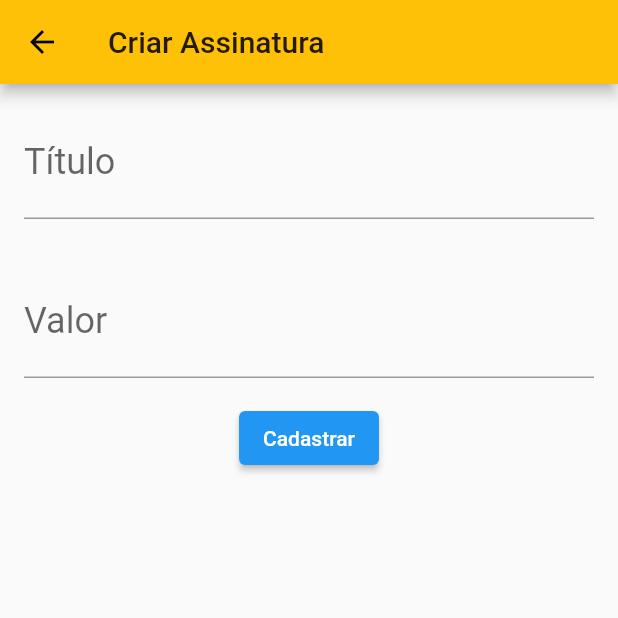
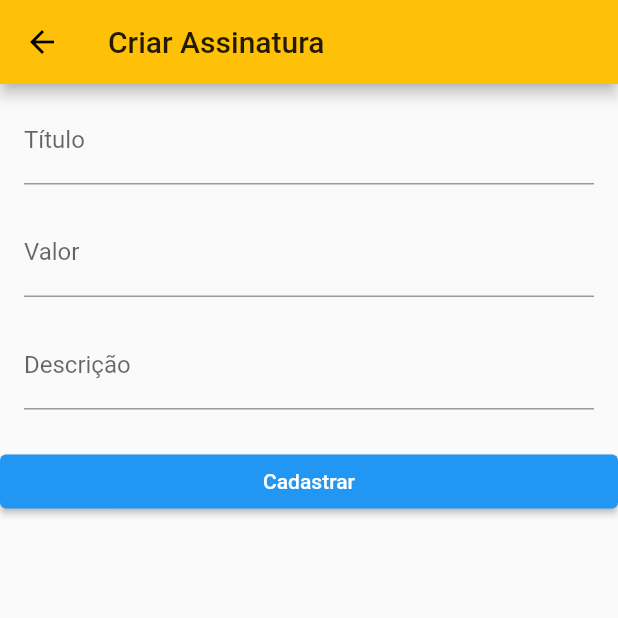
Before and after one commit to AlexandreBessa/subscriber, a Flutter app: the SignatureList screen opened directly, after a tap on the "add" icon, on a phone screen of 412 x 824 dp, the top half of it. Run offline on Flutter 3.47's test engine with Material 2 defaults, Android fonts, the phone set to English and light mode, and no system bars; missing offline and left inert: http_interceptor; statements that could not run were skipped.

Commit message:
general Fixes

```diff
--- a/mobile/lib/main.dart
+++ b/mobile/lib/main.dart
@@ -1,5 +1,5 @@
 import 'package:flutter/material.dart';
-import 'package:mobile/screens/signature/signature_list.dart';
+import 'package:mobile/screens/signature/dashboard.dart';
 
 void main() => runApp(Subscriber());
 
@@ -15,7 +15,7 @@ class Subscriber extends StatelessWidget {
           textTheme: ButtonTextTheme.primary,
         ),
       ),
-      home: SignatureList(),
+      home: Dashboard(),
     );
   }
 }
--- a/mobile/lib/models/signature.dart
+++ b/mobile/lib/models/signature.dart
@@ -1,21 +1,36 @@
 class Signature {
+  final int id;
   final String title;
-  final double value;
-  // final String description;
-  // final String type;
-  // final String expireDate;
-  // final bool automaticRenovation;
-  //
-  //   Signature(this.title,  this.value,  this.description,this.type,
-  //  this.expireDate, this.automaticRenovation);
+  final int value;
+  final String description;
+  final String createdAt;
+  final String updatedAt;
 
   Signature(
+    this.id,
     this.title,
     this.value,
+    this.description,
+    this.createdAt,
+    this.updatedAt,
   );
 
   @override
   String toString() {
-    return 'Signature{title: $title, value: $value}';
+    return 'Signature{id: $id, title: $title, value: $value}, description: $description}, createdAt: $createdAt, updatedAt: $updatedAt}';
   }
+
+  Signature.fromJson(Map<String, dynamic> json)
+      : id = json['id'],
+        title = json['title'],
+        value = json['value'],
+        description = json['description'],
+        createdAt = json['createdAt'],
+        updatedAt = json['updatedAt'];
+
+  Map<String, dynamic> toJson() => {
+        'title': title,
+        'value': value,
+        'description': description,
+      };
 }
--- a/mobile/lib/screens/signature/signature_form.dart
+++ b/mobile/lib/screens/signature/signature_form.dart
@@ -1,12 +1,9 @@
 import 'package:flutter/material.dart';
 import 'package:mobile/models/signature.dart';
-import 'package:mobile/widgets/form_text.dart';
+import 'package:mobile/screens/signature/dashboard.dart';
+import 'package:mobile/utils/services/signature_service.dart';
 
 const _appBarTitle = 'Criar Assinatura';
-
-const _labelTitle = 'Título';
-const _labelValue = 'Valor';
-const _labelButton = 'Cadastrar';
 
 class SignatureForm extends StatefulWidget {
   @override
@@ -18,6 +15,8 @@ class SignatureForm extends StatefulWidget {
 class SignatureFormState extends State<SignatureForm> {
   final TextEditingController _controllerTitle = TextEditingController();
   final TextEditingController _controllerValue = TextEditingController();
+  final TextEditingController _controllerDescription = TextEditingController();
+  final SignatureService _webClient = SignatureService();
 
   @override
   Widget build(BuildContext context) {
@@ -27,29 +26,66 @@ class SignatureFormState extends State<SignatureForm> {
       ),
       body: SingleChildScrollView(
         child: Column(children: <Widget>[
-          FormText(
-            controller: _controllerTitle,
-            label: _labelTitle,
+          Padding(
+            padding: const EdgeInsets.fromLTRB(16, 8, 16, 8),
+            child: TextField(
+              controller: _controllerTitle,
+              style: TextStyle(fontSize: 16.0),
+              decoration: InputDecoration(
+                labelText: 'Título',
+              ),
+            ),
           ),
-          FormText(
-            controller: _controllerValue,
-            label: _labelValue,
+          Padding(
+            padding: const EdgeInsets.fromLTRB(16, 8, 16, 8),
+            child: TextField(
+              controller: _controllerValue,
+              style: TextStyle(fontSize: 16.0),
+              decoration: InputDecoration(labelText: 'Valor'),
+              keyboardType: TextInputType.numberWithOptions(decimal: true),
+            ),
           ),
-          ElevatedButton(
-            child: Text(_labelButton),
-            onPressed: () => _formBuild(context),
+          Padding(
+            padding: const EdgeInsets.fromLTRB(16, 8, 16, 8),
+            child: TextField(
+              controller: _controllerDescription,
+              style: TextStyle(fontSize: 16.0),
+              decoration: InputDecoration(
+                labelText: 'Descrição',
+              ),
+            ),
           ),
+          Padding(
+            padding: const EdgeInsets.only(top: 16.0),
+            child: SizedBox(
+              width: double.maxFinite,
+              child: ElevatedButton(
+                child: Text('Cadastrar'),
+                onPressed: () {
+                  final String title = _controllerTitle.text;
+                  final int value = int.parse(_controllerValue.text);
+                  final String description = _controllerDescription.text;
+                  final signatureCreated = Signature(
+                    0,
+                    title,
+                    value,
+                    description,
+                    null,
+                    null,
+                  );
+                  _webClient.save(signatureCreated).then((signature) {
+                    if (signature != null) {
+                      Navigator.of(context).push(
+                        MaterialPageRoute(builder: (context) => Dashboard()),
+                      );
+                    }
+                  });
+                },
+              ),
+            ),
+          )
         ]),
       ),
     );
   }
-
-  void _formBuild(BuildContext context) {
-    final String title = _controllerTitle.text;
-    final double value = double.tryParse(_controllerValue.text);
-    if (title != null && value != null) {
-      final formBuilded = Signature(title, value);
-      Navigator.pop(context, formBuilded);
-    }
-  }
 }
--- a/mobile/lib/screens/signature/signature_list.dart
+++ b/mobile/lib/screens/signature/signature_list.dart
@@ -1,67 +1,80 @@
 import 'package:flutter/material.dart';
 import 'package:mobile/models/signature.dart';
 import 'package:mobile/screens/signature/signature_form.dart';
+import 'package:mobile/utils/services/signature_service.dart';
+import 'package:mobile/widgets/centered_message.dart';
+import 'package:mobile/widgets/progress.dart';
 
 const _appBarTitle = 'Assinaturas';
 
-class SignatureList extends StatefulWidget {
-  final List<Signature> _signatures = [];
+class SignatureList extends StatelessWidget {
+  final SignatureService _webClient = SignatureService();
 
-  @override
-  State<StatefulWidget> createState() {
-    return SignatureListState();
-  }
-}
-
-class SignatureListState extends State<SignatureList> {
   @override
   Widget build(BuildContext context) {
     return Scaffold(
       appBar: AppBar(
         title: Text(_appBarTitle),
       ),
-      body: ListView.builder(
-        itemCount: widget._signatures.length,
-        itemBuilder: (context, index) {
-          final signature = widget._signatures[index];
-          return SignatureItem(signature);
+      body: FutureBuilder<List<Signature>>(
+        future: _webClient.findAll(),
+        builder: (context, snapshot) {
+          switch (snapshot.connectionState) {
+            case ConnectionState.none:
+              break;
+            case ConnectionState.waiting:
+              return Progress();
+              break;
+            case ConnectionState.active:
+              break;
+            case ConnectionState.done:
+              if (snapshot.hasData) {
+                final List<Signature> signatures = snapshot.data;
+                if (signatures.isNotEmpty) {
+                  return ListView.builder(
+                    itemBuilder: (context, index) {
+                      final Signature signature = signatures[index];
+                      return Card(
+                        child: ListTile(
+                          leading: Icon(Icons.monetization_on),
+                          title: Text(
+                            signature.title,
+                            style: TextStyle(
+                              fontSize: 24.0,
+                              fontWeight: FontWeight.bold,
+                            ),
+                          ),
+                          subtitle: Text(
+                            signature.value.toString(),
+                            style: TextStyle(
+                              fontSize: 16.0,
+                            ),
+                          ),
+                        ),
+                      );
+                    },
+                    itemCount: signatures.length,
+                  );
+                }
+              }
+              return CenteredMessage(
+                'No transactions found',
+                icon: Icons.warning,
+              );
+              break;
+          }
+
+          return CenteredMessage('Unknown error');
         },
       ),
       floatingActionButton: FloatingActionButton(
         child: Icon(Icons.add),
         onPressed: () {
-          Navigator.push(context, MaterialPageRoute(builder: (context) {
-            return SignatureForm();
-          })).then(
-            (signatureReceived) => _reload(signatureReceived),
+          Navigator.of(context).push(
+            MaterialPageRoute(builder: (context) => SignatureForm()),
           );
         },
       ),
     );
   }
-
-  void _reload(Signature signatureReceived) {
-    if (signatureReceived != null) {
-      setState(() {
-        widget._signatures.add(signatureReceived);
-      });
-    }
-  }
 }
-
-class SignatureItem extends StatelessWidget {
-  final Signature _signature;
-
-  SignatureItem(this._signature);
-
-  @override
-  Widget build(BuildContext context) {
-    return Card(
-      child: ListTile(
-        leading: Icon(Icons.monetization_on),
-        title: Text(_signature.title.toString()),
-        subtitle: Text(_signature.value.toString()),
-      ),
-    );
-  }
-}
--- a/mobile/lib/screens/splash-page/splash_page.dart
+++ b/mobile/lib/screens/splash-page/splash_page.dart
@@ -1,5 +1,5 @@
 import 'package:flutter/material.dart';
-import 'package:mobile/utils/app_images.dart';
+import 'package:mobile/widgets/app_images.dart';
 
 class SplashPage extends StatelessWidget {
   @override
--- /dev/null
+++ b/mobile/lib/utils/services/signature_service.dart
@@ -0,0 +1,26 @@
+import 'dart:convert';
+
+import 'package:http/http.dart';
+import 'package:mobile/models/signature.dart';
+import 'package:mobile/utils/webclient.dart';
+
+class SignatureService {
+  Future<List<Signature>> findAll() async {
+    final Response response =
+        await client.get(baseUrl).timeout(Duration(seconds: 5));
+    final List<dynamic> decodedJson = jsonDecode(response.body);
+    return decodedJson.map((dynamic json) => Signature.fromJson(json)).toList();
+  }
+
+  Future<Signature> save(Signature signature) async {
+    final String signatureJson = jsonEncode(signature.toJson());
+
+    final Response response = await client.post(baseUrl,
+        headers: {
+          'Content-type': 'application/json',
+        },
+        body: signatureJson);
+
+    return Signature.fromJson(jsonDecode(response.body));
+  }
+}
--- /dev/null
+++ b/mobile/lib/utils/webclient.dart
@@ -0,0 +1,10 @@
+import 'package:http/http.dart';
+import 'package:http_interceptor/http_interceptor.dart';
+
+import 'interceptors/logging_interceptor.dart';
+
+final Client client = HttpClientWithInterceptor.build(
+  interceptors: [LoggingInterceptor()],
+);
+
+final Uri baseUrl = Uri.http('192.168.15.12:8080', 'signatures');
--- /dev/null
+++ b/mobile/lib/widgets/centered_message.dart
@@ -0,0 +1,41 @@
+import 'package:flutter/material.dart';
+
+class CenteredMessage extends StatelessWidget {
+  final String message;
+  final IconData icon;
+  final double iconSize;
+  final double fontSize;
+
+  CenteredMessage(
+    this.message, {
+    this.icon,
+    this.iconSize = 64,
+    this.fontSize = 24,
+  });
+
+  @override
+  Widget build(BuildContext context) {
+    return Center(
+      child: Column(
+        mainAxisAlignment: MainAxisAlignment.center,
+        crossAxisAlignment: CrossAxisAlignment.center,
+        children: <Widget>[
+          Visibility(
+            child: Icon(
+              icon,
+              size: iconSize,
+            ),
+            visible: icon != null,
+          ),
+          Padding(
+            padding: const EdgeInsets.only(top: 24.0),
+            child: Text(
+              message,
+              style: TextStyle(fontSize: fontSize),
+            ),
+          ),
+        ],
+      ),
+    );
+  }
+}
--- a/mobile/lib/widgets/form_text.dart
+++ /dev/null
@@ -1,25 +0,0 @@
-import 'package:flutter/material.dart';
-
-class FormText extends StatelessWidget {
-  final TextEditingController controller;
-  final String label;
-
-  FormText({
-    this.controller,
-    this.label,
-  });
-
-  @override
-  Widget build(BuildContext context) {
-    return Padding(
-      padding: const EdgeInsets.all(16.0),
-      child: TextField(
-        controller: controller,
-        style: TextStyle(fontSize: 24.0),
-        decoration: InputDecoration(
-          labelText: label,
-        ),
-      ),
-    );
-  }
-}
--- /dev/null
+++ b/mobile/lib/widgets/progress.dart
@@ -0,0 +1,22 @@
+import 'package:flutter/material.dart';
+
+class Progress extends StatelessWidget {
+
+  final String message;
+
+  Progress({this.message = 'Loading'});
+
+  @override
+  Widget build(BuildContext context) {
+    return Center(
+      child: Column(
+        mainAxisAlignment: MainAxisAlignment.center,
+        crossAxisAlignment: CrossAxisAlignment.center,
+        children: <Widget>[
+          CircularProgressIndicator(),
+          Text(message)
+        ],
+      ),
+    );
+  }
+}
```
Also changed, not shown: mobile/lib/screens/signature/dashboard.dart (added, +92 -0 lines), mobile/lib/services/signatures.dart (deleted, +0 -28 lines), mobile/lib/utils/interceptors/logging_interceptor.dart (added, +21 -0 lines), mobile/lib/widgets/app_images.dart (renamed from mobile/lib/utils/app_images.dart), mobile/lib/widgets/index.dart (renamed from mobile/lib/utils/index.dart), 4 other files.
